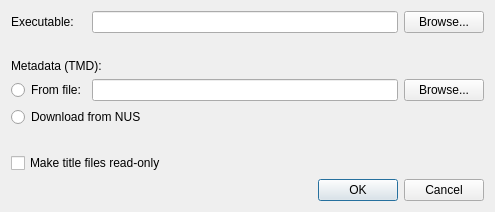
This is src/frontend/qt_sdl/TitleImportDialog.ui in tjdduq23-droid/melonDS-1.1-korean as Qt 5 draws it before an edit. The edited form follows.
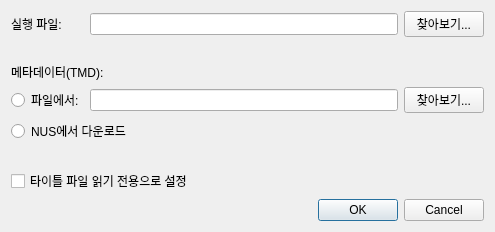
This is the edited form.

```diff
--- a/src/frontend/qt_sdl/TitleImportDialog.ui
+++ b/src/frontend/qt_sdl/TitleImportDialog.ui
@@ -23,28 +23,28 @@
    <item row="3" column="2">
     <widget class="QPushButton" name="btnTmdBrowse">
      <property name="text">
-      <string>Browse...</string>
+      <string>찾아보기...</string>
      </property>
     </widget>
    </item>
    <item row="4" column="0" colspan="3">
     <widget class="QRadioButton" name="rbTmdFromNUS">
      <property name="text">
-      <string>Download from NUS</string>
+      <string>NUS에서 다운로드</string>
      </property>
     </widget>
    </item>
    <item row="2" column="0" colspan="3">
     <widget class="QLabel" name="label_2">
      <property name="text">
-      <string>Metadata (TMD):</string>
+      <string>메타데이터(TMD):</string>
      </property>
     </widget>
    </item>
    <item row="3" column="0">
     <widget class="QRadioButton" name="rbTmdFromFile">
      <property name="text">
-      <string>From file:</string>
+      <string>파일에서:</string>
      </property>
     </widget>
    </item>
@@ -71,7 +71,7 @@
    <item row="0" column="0">
     <widget class="QLabel" name="label">
      <property name="text">
-      <string>Executable:</string>
+      <string>실행 파일:</string>
      </property>
     </widget>
    </item>
@@ -88,7 +88,7 @@
    <item row="0" column="2">
     <widget class="QPushButton" name="btnAppBrowse">
      <property name="text">
-      <string>Browse...</string>
+      <string>찾아보기...</string>
      </property>
     </widget>
    </item>
@@ -98,7 +98,7 @@
       <string>&lt;html&gt;&lt;head/&gt;&lt;body&gt;&lt;p&gt;Makes the title executable and TMD read-only. Prevents DSi system utilities from deleting them.&lt;/p&gt;&lt;/body&gt;&lt;/html&gt;</string>
      </property>
      <property name="text">
-      <string>Make title files read-only</string>
+      <string>타이틀 파일 읽기 전용으로 설정</string>
      </property>
     </widget>
    </item>
```
Left out of the diff: 2 changed lines with no effect on the pictures.
